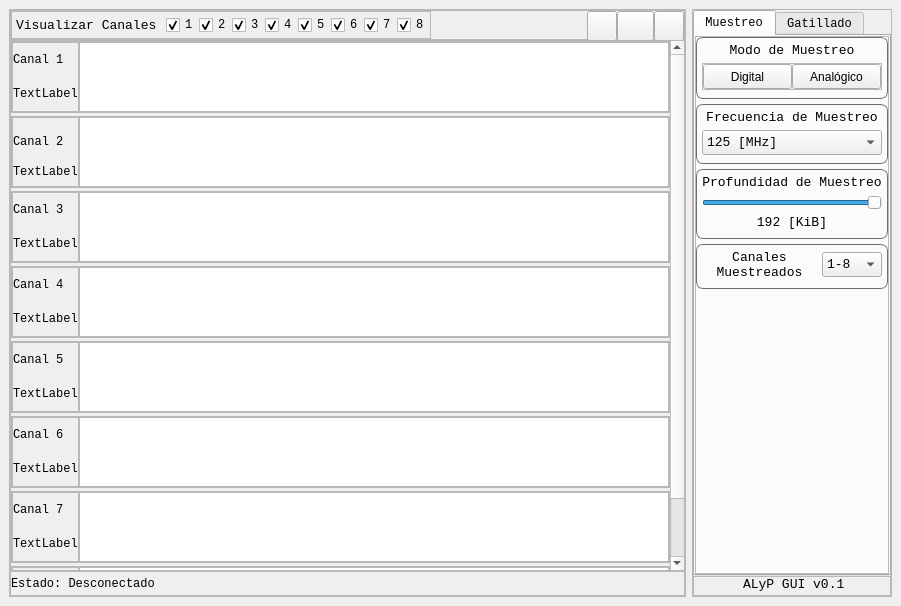
The window that GUI v0.1/src/mainwindow.ui (KarimHacen7/ProyectoFinal) describes before a commit, drawn with Qt 5.
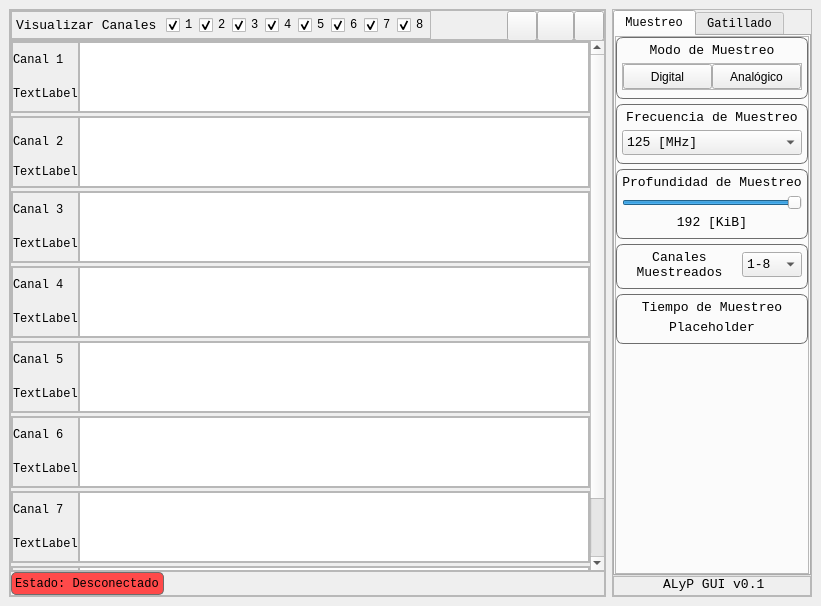
The same window after the commit. The open tabs and pages were chosen to show the change. Icons and pictures are not drawn.

What changed in the file:
```diff
--- a/GUI v0.1/src/mainwindow.ui
+++ b/GUI v0.1/src/mainwindow.ui
@@ -6,7 +6,7 @@
    <rect>
     <x>0</x>
     <y>0</y>
-    <width>901</width>
+    <width>821</width>
     <height>606</height>
    </rect>
   </property>
@@ -357,7 +357,7 @@
            <rect>
             <x>0</x>
             <y>0</y>
-            <width>656</width>
+            <width>576</width>
             <height>605</height>
            </rect>
           </property>
@@ -989,12 +989,34 @@
            <number>0</number>
           </property>
           <item>
-           <widget class="QLabel" name="statusLabel">
+           <widget class="QLabel" name="connectionStatusLabel">
+            <property name="styleSheet">
+             <string notr="true">*
+{
+background-color: #ff4a4a;
+font-family: consolas;
+border: 1px solid rgb(109, 109, 109);
+border-radius: 5px;
+}</string>
+            </property>
             <property name="text">
              <string>Estado: Desconectado</string>
             </property>
            </widget>
           </item>
+          <item>
+           <spacer name="horizontalSpacer_2">
+            <property name="orientation">
+             <enum>Qt::Horizontal</enum>
+            </property>
+            <property name="sizeHint" stdset="0">
+             <size>
+              <width>40</width>
+              <height>20</height>
+             </size>
+            </property>
+           </spacer>
+          </item>
          </layout>
         </widget>
        </item>
@@ -1040,7 +1062,7 @@
           <string notr="true">QFrame#samplingChannelsFrame,
 QFrame#samplingDepthFrame,
 QFrame#samplingFrequencyFrame,
-QFrame#samplingModeFrame,
+QFrame#samplingModeFrame
 {
 border: 1px solid rgb(109, 109, 109);
 border-radius: 7px;
@@ -1087,7 +1109,7 @@
 QFrame#samplingDepthFrame,
 QFrame#samplingFrequencyFrame,
 QFrame#samplingModeFrame,
-q
+QFrame#estimatedSamplingTimeFrame
 {
 border: 1px solid rgb(109, 109, 109);
 border-radius: 7px;
@@ -1562,6 +1584,65 @@
                 </layout>
                </widget>
               </item>
+              <item>
+               <widget class="QFrame" name="estimatedSamplingTimeFrame">
+                <property name="frameShape">
+                 <enum>QFrame::StyledPanel</enum>
+                </property>
+                <property name="frameShadow">
+                 <enum>QFrame::Raised</enum>
+                </property>
+                <layout class="QVBoxLayout" name="verticalLayout_3">
+                 <property name="spacing">
+                  <number>5</number>
+                 </property>
+                 <property name="leftMargin">
+                  <number>0</number>
+                 </property>
+                 <property name="topMargin">
+                  <number>0</number>
+                 </property>
+                 <property name="rightMargin">
+                  <number>0</number>
+                 </property>
+                 <property name="bottomMargin">
+                  <number>0</number>
+                 </property>
+                 <item>
+                  <widget class="QLabel" name="estimatedSamplingTimeTitleLabel">
+                   <property name="font">
+                    <font>
+                     <family>Consolas</family>
+                     <pointsize>10</pointsize>
+                    </font>
+                   </property>
+                   <property name="text">
+                    <string>Tiempo de Muestreo</string>
+                   </property>
+                   <property name="alignment">
+                    <set>Qt::AlignCenter</set>
+                   </property>
+                  </widget>
+                 </item>
+                 <item>
+                  <widget class="QLabel" name="estimatedSamplingTimeValueLabel">
+                   <property name="font">
+                    <font>
+                     <family>Consolas</family>
+                     <pointsize>10</pointsize>
+                    </font>
+                   </property>
+                   <property name="text">
+                    <string>Placeholder</string>
+                   </property>
+                   <property name="alignment">
+                    <set>Qt::AlignCenter</set>
+                   </property>
+                  </widget>
+                 </item>
+                </layout>
+               </widget>
+              </item>
               <item>
                <spacer name="slideFrameVerticalSpacer">
                 <property name="orientation">
```
Left out of the diff: 29 changed lines with no effect on the pictures.
